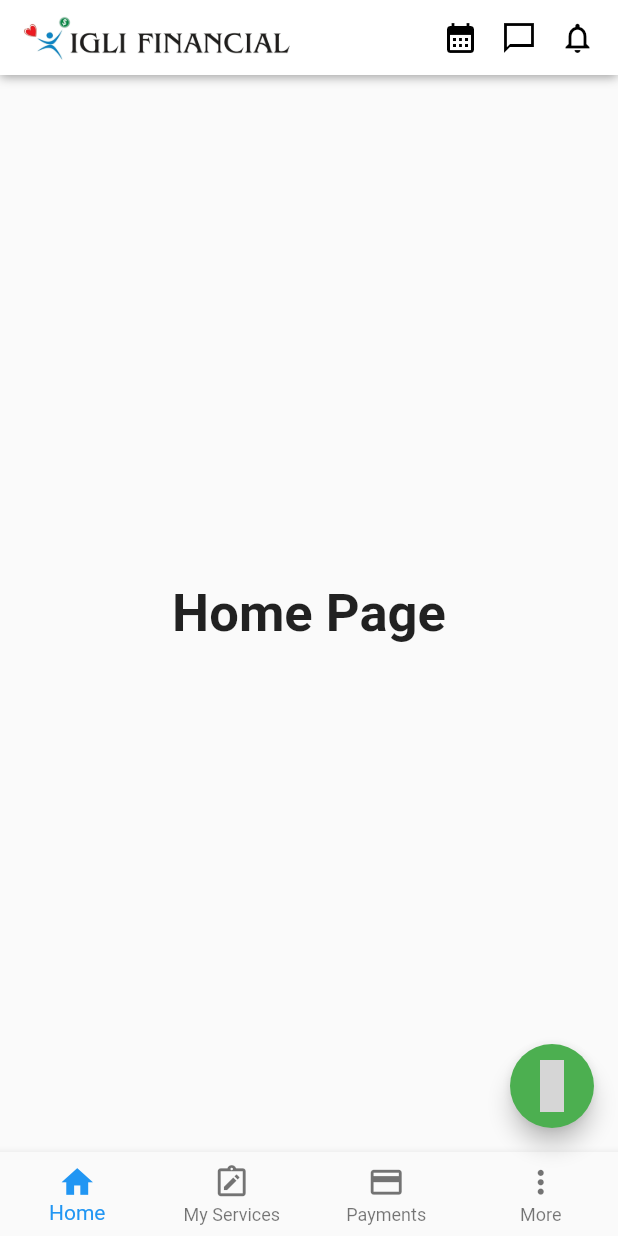
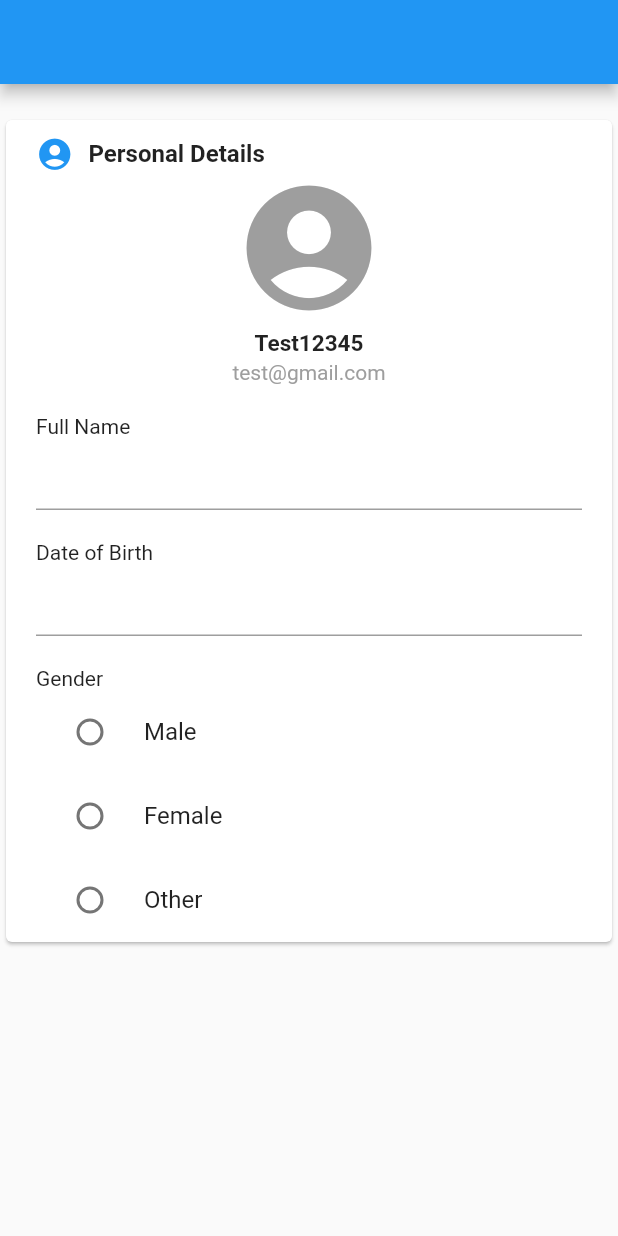
Before and after one commit to parthh75/igli_app, a Flutter app: the screen it shows after launch, on a phone screen of 412 x 824 dp. Run offline on Flutter 3.47's test engine with Material 2 defaults, Android fonts, the phone set to English and light mode, and no system bars; our stand-ins replace get; grey boxes are pictures that could not be loaded.

Commit message:
zenish 1/11/2022 11:24

```diff
--- a/lib/main.dart
+++ b/lib/main.dart
@@ -1,5 +1,7 @@
 import 'package:flutter/material.dart';
 import 'package:get/get.dart';
+import 'package:igli_financial/more/more_main.dart';
+import 'package:igli_financial/more/myprofile.dart';
 import 'package:igli_financial/utilities/string.dart';
 
 void main() {
@@ -18,7 +20,8 @@ class MyApp extends StatelessWidget {
         primarySwatch: Colors.blue,
       ),
       debugShowCheckedModeBanner: false,
-      home: MyHomePage(),
+      // home: MyHomePage(),
+      home: ProfileScreen(),
     );
   }
 }
@@ -39,7 +42,7 @@ class _MyHomePageState extends State<MyHomePage> {
     });
   }
 
-  int _selectedIndex = 0;
+  int _selectedIndex = 3;
   static const List<Widget> _widgetOptions = <Widget>[
     Text('Home Page',
         style: TextStyle(fontSize: 35, fontWeight: FontWeight.bold)),
@@ -47,7 +50,7 @@ class _MyHomePageState extends State<MyHomePage> {
         style: TextStyle(fontSize: 35, fontWeight: FontWeight.bold)),
     Text('Payments',
         style: TextStyle(fontSize: 35, fontWeight: FontWeight.bold)),
-    Text('More', style: TextStyle(fontSize: 35, fontWeight: FontWeight.bold)),
+    MoreScreen()
   ];
 
   void _onItemTapped(int index) {
--- /dev/null
+++ b/lib/more/myprofile.dart
@@ -0,0 +1,98 @@
+import 'package:flutter/material.dart';
+import 'package:get/get.dart';
+import 'package:igli_financial/utilities/string.dart';
+
+class ProfileScreen extends StatefulWidget {
+  const ProfileScreen({Key? key}) : super(key: key);
+
+  @override
+  State<ProfileScreen> createState() => _ProfileScreenState();
+}
+
+class _ProfileScreenState extends State<ProfileScreen> {
+  String? gender;
+  bool isButton=false;
+  @override
+  Widget build(BuildContext context) {
+    return Scaffold(
+      appBar: AppBar(),
+      body:SingleChildScrollView(
+        child: Column(
+          children: [
+            Card(
+              color: Colors.white,
+              child: Column(
+                crossAxisAlignment: CrossAxisAlignment.start,
+                children: [
+                  Row(
+                    children:  [
+
+                      const Icon(Icons.account_circle,size: 25,color: Colors.blue),
+                      const SizedBox(width:10,),
+                      Text(CS.personalDetails,style: const TextStyle(fontSize: 16,fontWeight: FontWeight.bold)),
+                    ],
+                  ).paddingOnly(top: 10),
+               const Center(child: Icon(Icons.account_circle,size: 100,color: Colors.grey)),
+                 Center(child: Text(CS.dUserName,style: const TextStyle(fontSize: 15,fontWeight: FontWeight.bold),).paddingOnly(bottom: 2,top: 5)),
+                  Center(child: Text(CS.dEmail,style: const TextStyle(fontWeight: FontWeight.normal,color: Colors.grey),)),
+
+                   Text(CS.fullName).paddingOnly(top: 20),
+                  TextFormField(onTap: (){setState(() {
+  isButton=true;
+});
+}),
+                  Text(CS.dob).paddingOnly(top: 20),
+                  TextFormField(),
+                  Text(CS.gender,).paddingOnly(top: 20),
+                  RadioListTile(value: "male", groupValue: gender, onChanged: (value){
+                    setState(() {
+                      gender=value.toString();
+                      isButton=true;
+                    });
+                  },title: Text(CS.male),),
+                  RadioListTile(value: "female", groupValue: gender, onChanged: (value){
+                    setState(() {
+                      gender=value.toString();
+                      isButton=true;
+                    });
+                  },title: Text(CS.female),),
+                  RadioListTile(value: "other", groupValue:gender, onChanged: (value){
+                    setState(() {
+                      gender=value.toString();
+                      isButton=true;
+                    });
+                  },title: Text(CS.other),),
+                  isButton?Row(
+                    mainAxisAlignment: MainAxisAlignment.spaceEvenly,
+                    children: [
+                   SizedBox(
+                     width: 150,
+                     height: 40,
+                     child: OutlinedButton(onPressed: () {
+                       setState(() {
+
+                         isButton=false;
+                       });
+                     }, child: Text("Cancle")),
+                   ),
+                      SizedBox(
+                        width: 150,
+                        height: 40,
+                        child: ElevatedButton(
+                            style: ElevatedButton.styleFrom(backgroundColor: Colors.blue),
+                            onPressed: () {
+
+                        }, child: const Text("Save")),
+                      ),
+                    ],
+                  ).paddingOnly(bottom: 20,top: 10):SizedBox()
+
+                ],
+              ).paddingSymmetric(horizontal: 20),
+            ).paddingOnly(top: 20)
+          ],
+        ),
+      ) ,
+    );
+  }
+}
--- a/lib/utilities/string.dart
+++ b/lib/utilities/string.dart
@@ -3,6 +3,15 @@ class CS {
   static String igliFinancial = "IGLI Financial";
 
   static String save="Save";
+  static String male="Male";
+  static String female="Female";
+  static String other="Other";
+  static String gender="Gender";
+  static String ourServices="Our Services";
+  static String fullName="Full Name";
+  static String dob="Date of Birth";
+  static String personalDetails="Personal Details";
+  static String support="Support";
   static String needHelp="Need Help";
   static String weWillBeHappyToAssistYou="We will be happy to assist you.";
   static String selectEntity="Select Entity";
@@ -10,5 +19,6 @@ class CS {
   static String typeYourMessageHere="Type your message here";
 
   ///dummyText
-  static String dEmail="test@gmaiul.com";
+  static String dEmail="test@gmail.com";
+  static String dUserName="Test12345";
 }
```
Also changed, not shown: lib/more/more_main.dart (added, +79 -0 lines).
